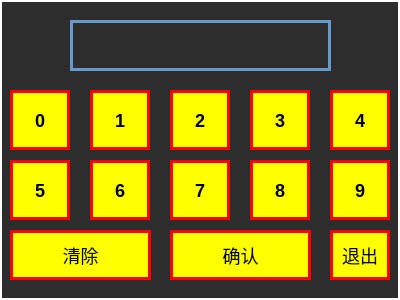
The window that ctrlinputmodule.ui (mayue-crrc/BHX) describes before a commit, drawn with Qt 5.
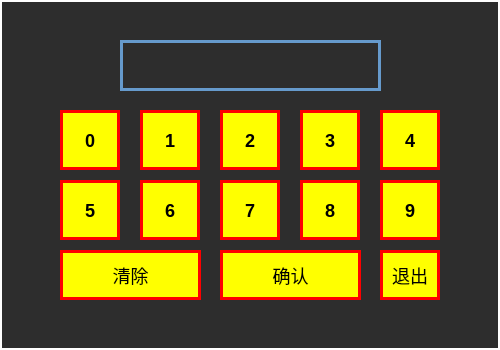
The same window after the commit.

Diff of the .ui file:
```diff
--- a/ctrlinputmodule.ui
+++ b/ctrlinputmodule.ui
@@ -6,8 +6,8 @@
    <rect>
     <x>0</x>
     <y>0</y>
-    <width>400</width>
-    <height>300</height>
+    <width>500</width>
+    <height>350</height>
    </rect>
   </property>
   <property name="windowTitle">
@@ -19,8 +19,8 @@
   <widget class="QPushButton" name="CtrlInputModule_Button_Num0">
    <property name="geometry">
     <rect>
-     <x>10</x>
-     <y>90</y>
+     <x>60</x>
+     <y>110</y>
      <width>60</width>
      <height>60</height>
     </rect>
@@ -42,8 +42,8 @@
   <widget class="QPushButton" name="CtrlInputModule_Button_Num1">
    <property name="geometry">
     <rect>
-     <x>90</x>
-     <y>90</y>
+     <x>140</x>
+     <y>110</y>
      <width>60</width>
      <height>60</height>
     </rect>
@@ -65,8 +65,8 @@
   <widget class="QPushButton" name="CtrlInputModule_Button_Num2">
    <property name="geometry">
     <rect>
-     <x>170</x>
-     <y>90</y>
+     <x>220</x>
+     <y>110</y>
      <width>60</width>
      <height>60</height>
     </rect>
@@ -88,8 +88,8 @@
   <widget class="QPushButton" name="CtrlInputModule_Button_Num3">
    <property name="geometry">
     <rect>
-     <x>250</x>
-     <y>90</y>
+     <x>300</x>
+     <y>110</y>
      <width>60</width>
      <height>60</height>
     </rect>
@@ -111,8 +111,8 @@
   <widget class="QPushButton" name="CtrlInputModule_Button_Num4">
    <property name="geometry">
     <rect>
-     <x>330</x>
-     <y>90</y>
+     <x>380</x>
+     <y>110</y>
      <width>60</width>
      <height>60</height>
     </rect>
@@ -134,8 +134,8 @@
   <widget class="QPushButton" name="CtrlInputModule_Button_Num6">
    <property name="geometry">
     <rect>
-     <x>90</x>
-     <y>160</y>
+     <x>140</x>
+     <y>180</y>
      <width>60</width>
      <height>60</height>
     </rect>
@@ -157,8 +157,8 @@
   <widget class="QPushButton" name="CtrlInputModule_Button_Num5">
    <property name="geometry">
     <rect>
-     <x>10</x>
-     <y>160</y>
+     <x>60</x>
+     <y>180</y>
      <width>60</width>
      <height>60</height>
     </rect>
@@ -180,8 +180,8 @@
   <widget class="QPushButton" name="CtrlInputModule_Button_Num7">
    <property name="geometry">
     <rect>
-     <x>170</x>
-     <y>160</y>
+     <x>220</x>
+     <y>180</y>
      <width>60</width>
      <height>60</height>
     </rect>
@@ -203,8 +203,8 @@
   <widget class="QPushButton" name="CtrlInputModule_Button_Num8">
    <property name="geometry">
     <rect>
-     <x>250</x>
-     <y>160</y>
+     <x>300</x>
+     <y>180</y>
      <width>60</width>
      <height>60</height>
     </rect>
@@ -226,8 +226,8 @@
   <widget class="QPushButton" name="CtrlInputModule_Button_Num9">
    <property name="geometry">
     <rect>
-     <x>330</x>
-     <y>160</y>
+     <x>380</x>
+     <y>180</y>
      <width>60</width>
      <height>60</height>
     </rect>
@@ -249,8 +249,8 @@
   <widget class="QPushButton" name="CtrlInputModule_Button_clear">
    <property name="geometry">
     <rect>
-     <x>10</x>
-     <y>230</y>
+     <x>60</x>
+     <y>250</y>
      <width>141</width>
      <height>50</height>
     </rect>
@@ -272,8 +272,8 @@
   <widget class="QPushButton" name="CtrlInputModule_Button_confirm">
    <property name="geometry">
     <rect>
-     <x>170</x>
-     <y>230</y>
+     <x>220</x>
+     <y>250</y>
      <width>141</width>
      <height>50</height>
     </rect>
@@ -295,8 +295,8 @@
   <widget class="QLabel" name="CtrlInputModule_Label_InputPW">
    <property name="geometry">
     <rect>
-     <x>70</x>
-     <y>20</y>
+     <x>120</x>
+     <y>40</y>
      <width>261</width>
      <height>51</height>
     </rect>
@@ -318,8 +318,8 @@
     <rect>
      <x>0</x>
      <y>0</y>
-     <width>400</width>
-     <height>300</height>
+     <width>500</width>
+     <height>350</height>
     </rect>
    </property>
    <property name="styleSheet">
@@ -333,8 +333,8 @@
   <widget class="QPushButton" name="CtrlInputModule_Button_Num0_2">
    <property name="geometry">
     <rect>
-     <x>330</x>
-     <y>230</y>
+     <x>380</x>
+     <y>250</y>
      <width>60</width>
      <height>50</height>
     </rect>
```
